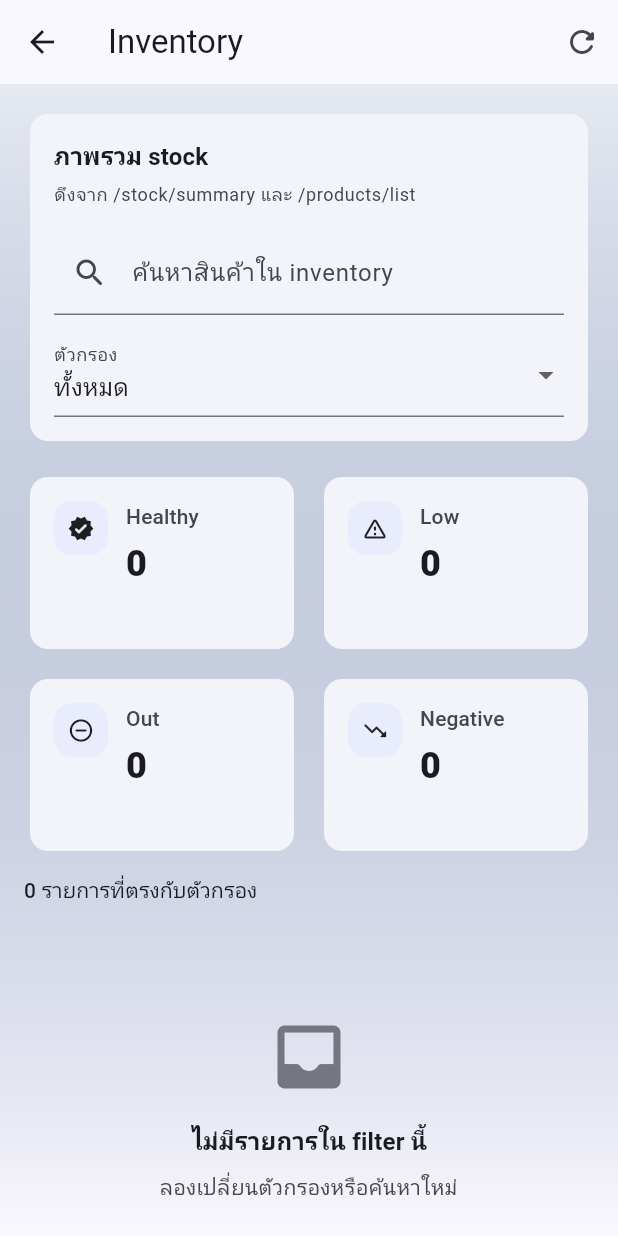
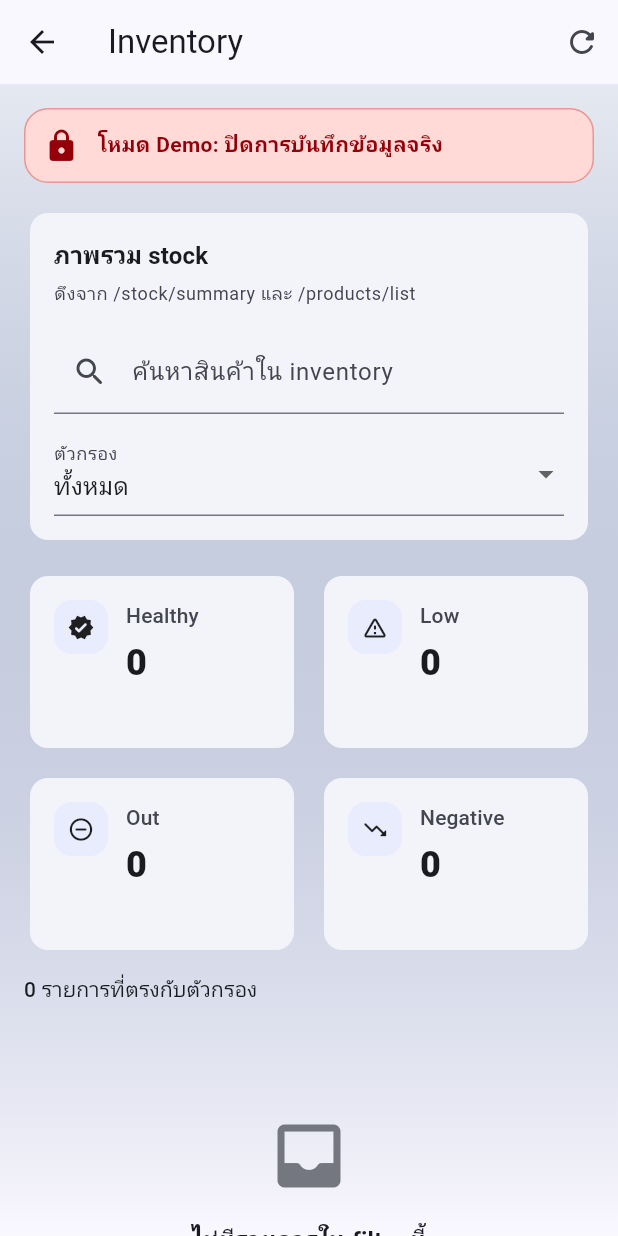
Before and after one commit to s3665959/openclaw-pos-bigluna, a Flutter app: the screen it shows after launch, after a tap on "Inventory", on a phone screen of 412 x 824 dp. Run offline on Flutter 3.47's test engine with Material 3 defaults, Android fonts, the phone set to English and light mode, and no system bars; our stand-ins replace dio, flutter_dotenv; missing offline and left inert: mobile_scanner; network calls fail.

Commit message:
Harden demo read-only mode

```diff
--- a/lib/core/api/app_services.dart
+++ b/lib/core/api/app_services.dart
@@ -1,13 +1,17 @@
+import '../config/app_config.dart';
 import 'openclaw_api.dart';
 
 class AppServices {
   AppServices._();
 
   static OpenClawApi? _api;
+  static AppConfig? _config;
 
-  static OpenClawApi get api => _api ??= OpenClawApi();
+  static OpenClawApi get api => _api ??= OpenClawApi(config: config);
+  static AppConfig get config => _config ??= AppConfig.fromEnv();
 
   static void init() {
-    _api = OpenClawApi();
+    _config = AppConfig.fromEnv();
+    _api = OpenClawApi(config: _config);
   }
 }
--- a/lib/core/api/openclaw_api.dart
+++ b/lib/core/api/openclaw_api.dart
@@ -18,6 +18,7 @@ class ApiException implements Exception {
 class OpenClawApi {
   OpenClawApi({AppConfig? config}) {
     final effectiveConfig = config ?? AppConfig.fromEnv();
+    _config = effectiveConfig;
     final headers = <String, dynamic>{'accept': 'application/json'};
     if (effectiveConfig.apiToken.isNotEmpty) {
       headers['authorization'] = effectiveConfig.apiToken.toLowerCase().startsWith('bearer ')
@@ -53,6 +54,9 @@ class OpenClawApi {
   }
 
   late final Dio _dio;
+  late final AppConfig _config;
+
+  bool get isDemoReadOnly => _config.demoReadOnly;
 
   Future<Map<String, dynamic>> _getMap(String path, {Map<String, dynamic>? query}) async {
     final response = await _request(path, method: 'GET', query: query);
@@ -308,6 +312,9 @@ class OpenClawApi {
   }
 
   Future<ExpiryLotRecord> createExpiryLot(Map<String, dynamic> input) async {
+    if (isDemoReadOnly) {
+      throw ApiException('โหมด Demo: ปิดการบันทึกข้อมูลจริง');
+    }
     final response = await _request(
       '/expiry',
       method: 'POST',
@@ -329,6 +336,9 @@ class OpenClawApi {
     required String reason,
     required String idempotencyKey,
   }) async {
+    if (isDemoReadOnly) {
+      throw ApiException('โหมด Demo: ปิดการบันทึกข้อมูลจริง');
+    }
     final response = await _request(
       '/stock/direct-adjust',
       method: 'POST',
--- a/lib/core/config/app_config.dart
+++ b/lib/core/config/app_config.dart
@@ -4,19 +4,40 @@ class AppConfig {
   const AppConfig({
     required this.apiBaseUrl,
     required this.apiToken,
+    required this.demoReadOnly,
   });
 
   final String apiBaseUrl;
   final String apiToken;
+  final bool demoReadOnly;
 
   factory AppConfig.fromEnv() {
-    final rawBaseUrl = dotenv.env['API_BASE_URL']?.trim() ?? '';
-    final rawToken = dotenv.env['API_TOKEN']?.trim() ?? '';
+    final rawBaseUrl = _env('API_BASE_URL');
+    final rawToken = _env('API_TOKEN');
+    final rawDemoReadOnly = _env('DEMO_READ_ONLY');
     final apiBaseUrl = rawBaseUrl.isEmpty ? 'https://openclaw.ganseeds.com' : rawBaseUrl;
+    final demoReadOnly = rawDemoReadOnly.isEmpty ? true : _parseBool(rawDemoReadOnly, fallback: true);
 
     return AppConfig(
       apiBaseUrl: apiBaseUrl.endsWith('/') ? apiBaseUrl.substring(0, apiBaseUrl.length - 1) : apiBaseUrl,
       apiToken: rawToken,
+      demoReadOnly: demoReadOnly,
     );
   }
 }
+
+String _env(String key) {
+  try {
+    return dotenv.env[key]?.trim() ?? '';
+  } catch (_) {
+    return '';
+  }
+}
+
+bool _parseBool(String raw, {required bool fallback}) {
+  final value = raw.trim().toLowerCase();
+  if (value.isEmpty) return fallback;
+  if (value == 'true' || value == '1' || value == 'yes' || value == 'y' || value == 'on') return true;
+  if (value == 'false' || value == '0' || value == 'no' || value == 'n' || value == 'off') return false;
+  return fallback;
+}
--- a/lib/main.dart
+++ b/lib/main.dart
@@ -12,7 +12,9 @@ Future<void> main() async {
 }
 
 class BigLunaApp extends StatelessWidget {
-  const BigLunaApp({super.key});
+  const BigLunaApp({super.key, this.home});
+
+  final Widget? home;
 
   @override
   Widget build(BuildContext context) {
@@ -30,7 +32,7 @@ class BigLunaApp extends StatelessWidget {
         scaffoldBackgroundColor: const Color(0xFFF5F7FB),
         appBarTheme: const AppBarTheme(centerTitle: false),
       ),
-      home: const HomeScreen(),
+      home: home ?? const HomeScreen(),
     );
   }
 }
--- a/lib/screens/inventory_screen.dart
+++ b/lib/screens/inventory_screen.dart
@@ -175,7 +175,9 @@ class _InventoryScreenState extends State<InventoryScreen> {
                         Card(
                           elevation: 0,
                           child: ListTile(
-                            onTap: () => Navigator.of(context).push(
+                            onTap: AppServices.config.demoReadOnly
+                                ? null
+                                : () => Navigator.of(context).push(
                               MaterialPageRoute(
                                 builder: (_) => OperationsScreen(
                                   section: OperationsSection.stockAdjustment,
@@ -202,6 +204,11 @@ class _InventoryScreenState extends State<InventoryScreen> {
                         ),
                         const SizedBox(height: 8),
                       ],
+                    if (AppServices.config.demoReadOnly)
+                      const Padding(
+                        padding: EdgeInsets.only(top: 8),
+                        child: Text('โหมด Demo: ปิดการบันทึกข้อมูลจริง'),
+                      ),
                   ],
                 );
               },
--- a/lib/widgets/common_widgets.dart
+++ b/lib/widgets/common_widgets.dart
@@ -1,4 +1,6 @@
 import 'package:flutter/material.dart';
+
+import '../core/api/app_services.dart';
 
 class AppFrame extends StatelessWidget {
   const AppFrame({
@@ -34,7 +36,39 @@ class AppFrame extends StatelessWidget {
             end: Alignment.bottomCenter,
           ),
         ),
-        child: SafeArea(child: child),
+        child: SafeArea(
+          child: Column(
+            children: [
+              if (AppServices.config.demoReadOnly)
+                Container(
+                  width: double.infinity,
+                  margin: const EdgeInsets.fromLTRB(16, 16, 16, 0),
+                  padding: const EdgeInsets.all(12),
+                  decoration: BoxDecoration(
+                    color: Theme.of(context).colorScheme.errorContainer,
+                    borderRadius: BorderRadius.circular(16),
+                    border: Border.all(color: Theme.of(context).colorScheme.error.withValues(alpha: 0.35)),
+                  ),
+                  child: Row(
+                    children: [
+                      Icon(Icons.lock_rounded, color: Theme.of(context).colorScheme.onErrorContainer),
+                      const SizedBox(width: 12),
+                      Expanded(
+                        child: Text(
+                          'โหมด Demo: ปิดการบันทึกข้อมูลจริง',
+                          style: Theme.of(context).textTheme.bodyMedium?.copyWith(
+                                fontWeight: FontWeight.w700,
+                                color: Theme.of(context).colorScheme.onErrorContainer,
+                              ),
+                        ),
+                      ),
+                    ],
+                  ),
+                ),
+              Expanded(child: child),
+            ],
+          ),
+        ),
       ),
     );
   }
```
Also changed, not shown: lib/screens/operations_screen.dart (+12 -2 lines), lib/screens/products_screen.dart (+6 -1 lines), lib/screens/scan_screen.dart (+7 -2 lines), 3 other files.
